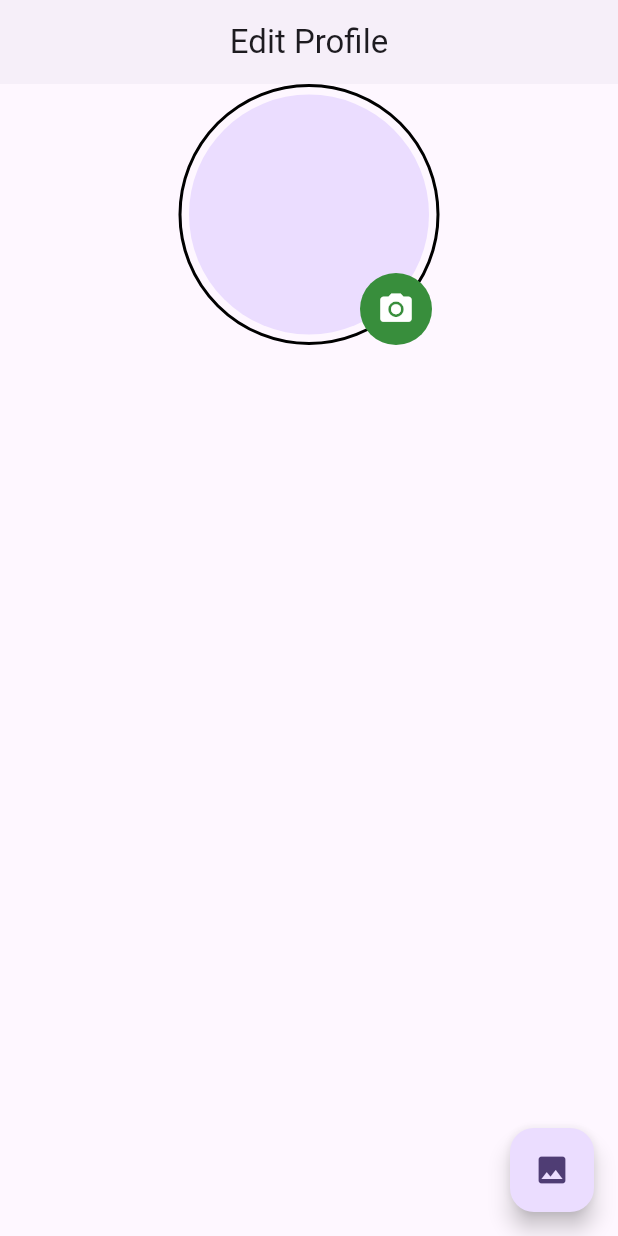
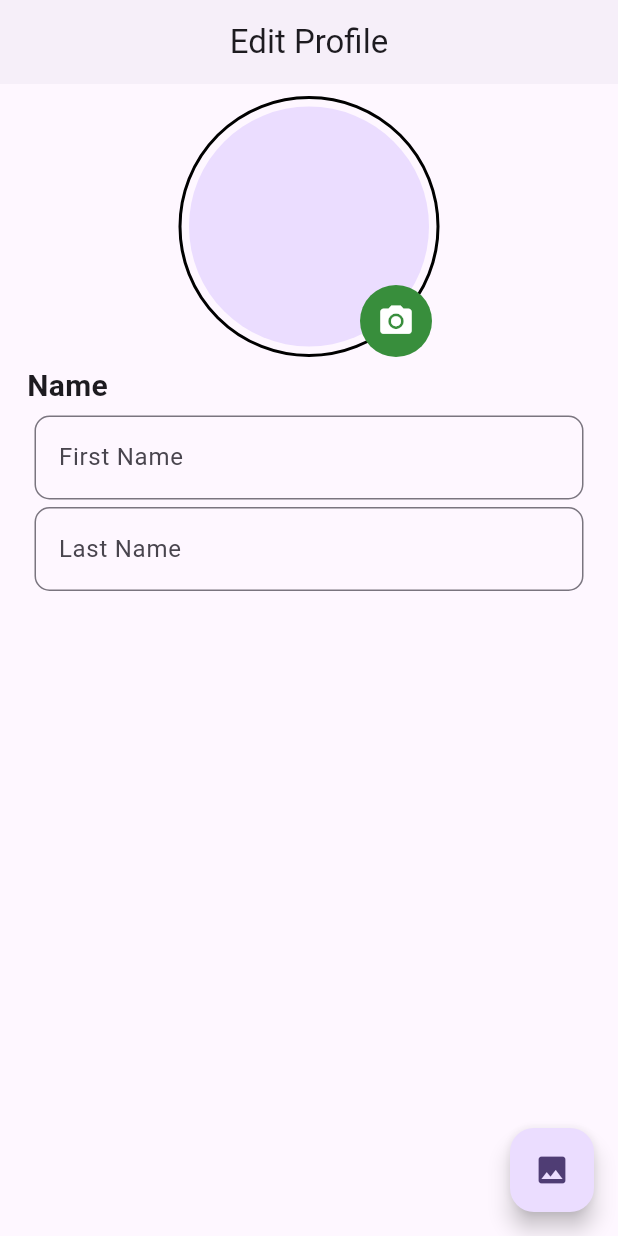
Before and after one commit to AbdiwakBekele/flutter_image, a Flutter app: the screen it shows after launch, on a phone screen of 412 x 824 dp. Run offline on Flutter 3.47's test engine with Material 2 defaults, Android fonts, the phone set to English and light mode, and no system bars; our stand-ins replace image_picker.

Commit message:
Textfield included

```diff
--- a/lib/screen/home.dart
+++ b/lib/screen/home.dart
@@ -81,11 +81,14 @@ class _HomeState extends State<Home> {
           elevation: 1,
           title: Center(child: Text("Edit Profile")),
         ),
-        body: Center(
+        body: Padding(
+          padding: const EdgeInsets.all(8.0),
           child: Column(
-            crossAxisAlignment: CrossAxisAlignment.center,
+            crossAxisAlignment: CrossAxisAlignment.start,
             children: [
-              Stack(
+              // Stack Element for profile pic
+              Center(
+                child: Stack(
                   children: [
                     Container(
                       padding: EdgeInsets.all(5),
@@ -94,8 +97,9 @@ class _HomeState extends State<Home> {
                           border: Border.all(color: Colors.black, width: 2)),
                       child: CircleAvatar(
                         radius: 80,
-                      backgroundImage:
-                          (image != null) ? FileImage(File(image!.path)) : null,
+                        backgroundImage: (image != null)
+                            ? FileImage(File(image!.path))
+                            : null,
                       ),
                     ),
                     Positioned(
@@ -120,6 +124,39 @@ class _HomeState extends State<Home> {
                     )
                   ],
                 ),
+              ),
+
+              Padding(
+                padding:
+                    const EdgeInsets.symmetric(horizontal: 10, vertical: 5),
+                child: Text("Name",
+                    style:
+                        TextStyle(fontWeight: FontWeight.bold, fontSize: 20)),
+              ),
+
+              Container(
+                margin: EdgeInsets.symmetric(horizontal: 15),
+                child: TextField(
+                  decoration: InputDecoration(
+                      border: OutlineInputBorder(
+                        borderRadius: BorderRadius.circular(10),
+                      ),
+                      hintText: "First Name"),
+                ),
+              ),
+              SizedBox(
+                height: 5,
+              ),
+              Container(
+                margin: EdgeInsets.symmetric(horizontal: 15),
+                child: TextField(
+                  decoration: InputDecoration(
+                      border: OutlineInputBorder(
+                        borderRadius: BorderRadius.circular(10),
+                      ),
+                      hintText: "Last Name"),
+                ),
+              ),
             ],
           ),
         ),
```
Lines whose indentation alone changed are shown as unchanged.
